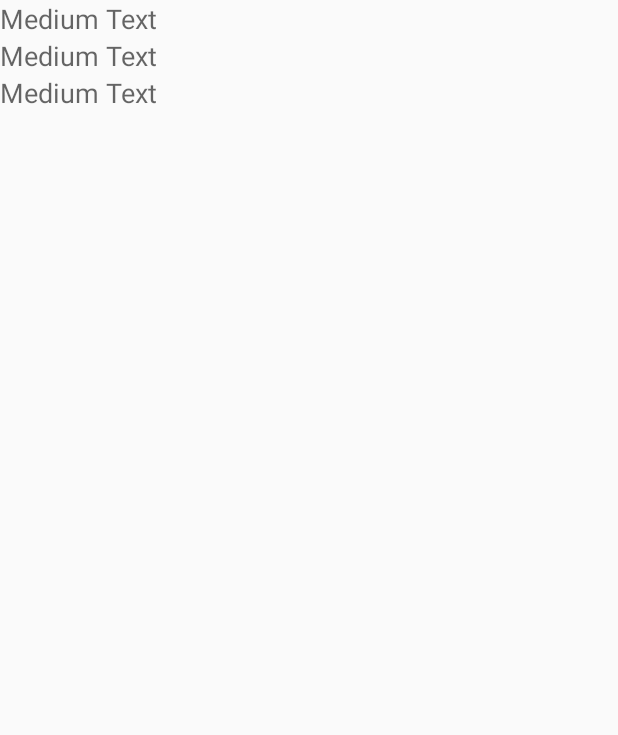
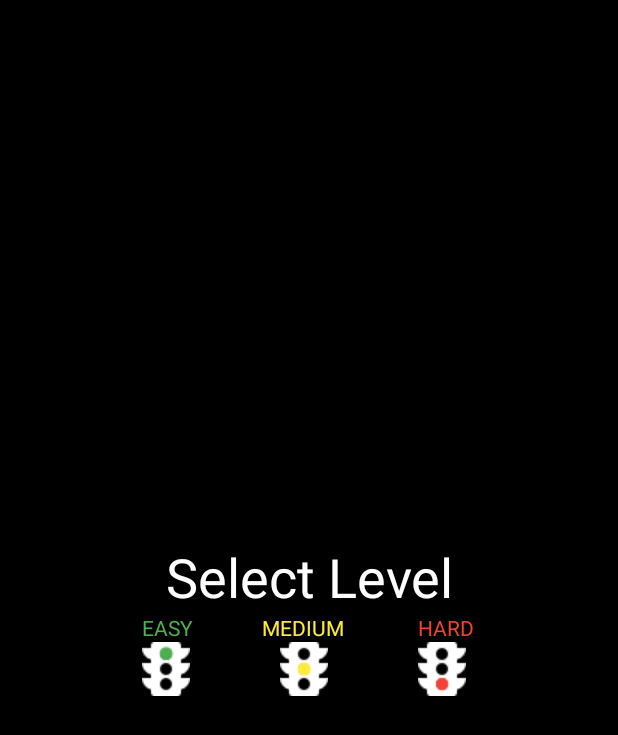
Before and after one commit to elizabethrussell/cardiodino, an Android app: the layout activity_game_mode.xml on its own in the app's theme, with its tools: preview values and no code run, on a phone screen of 412 x 824 dp. Shown: the top 735 px of the screen. Run offline under Robolectric (Android 15) with nearby library versions, the phone set to English and light mode, and no system bars.

Commit message:
many parts of the game flow

```diff
--- a/app/src/main/AndroidManifest.xml
+++ b/app/src/main/AndroidManifest.xml
@@ -38,6 +38,9 @@
         <activity android:name=".AStart"
             android:label="AStart"></activity>
 
+        <activity android:name=".Levels"
+            android:label="Levels"></activity>
+
 
 
         <service
--- a/app/src/main/java/com/datadoghealth/cardiodino/AStart.java
+++ b/app/src/main/java/com/datadoghealth/cardiodino/AStart.java
@@ -59,6 +59,7 @@ public class AStart extends Activity {
     protected void onCreate(Bundle savedInstanceState) {
         super.onCreate(savedInstanceState);
         setContentView(R.layout.activity_start);
+
         UniBus.get().register(this);
 
         // gather display dimensions
--- /dev/null
+++ b/app/src/main/java/com/datadoghealth/cardiodino/Levels.java
@@ -0,0 +1,59 @@
+package com.datadoghealth.cardiodino;
+
+import android.app.Activity;
+import android.content.Context;
+import android.content.Intent;
+import android.graphics.Typeface;
+import android.os.Bundle;
+import android.view.View;
+import android.widget.ImageView;
+import android.widget.TextView;
+
+/**
+ * Created by root on 7/1/15.
+ */
+public class Levels extends Activity {
+    @Override
+    public void onCreate(Bundle savedInstanceState) {
+        super.onCreate(savedInstanceState);
+
+        setContentView(R.layout.activity_game_mode);
+
+        // init textviews with their fonts
+        TextView title = (TextView) findViewById(R.id.levels_text);
+        Typeface font = Typeface.createFromAsset(getAssets(), "SigmarOne.ttf");
+        title.setTypeface(font);
+
+        final Context c = this;
+
+        // set up buttons
+        ImageView imEasy = (ImageView)findViewById(R.id.mode_easy);
+        imEasy.setOnClickListener(new View.OnClickListener() {
+            @Override
+            public void onClick(View v) {
+                Intent intent = new Intent(c, Game.class);
+                startActivity(intent);
+            }
+        });
+
+        ImageView imMedium = (ImageView)findViewById(R.id.mode_medium);
+        imEasy.setOnClickListener(new View.OnClickListener() {
+            @Override
+            public void onClick(View v) {
+                Intent intent = new Intent(c, Game.class);
+                startActivity(intent);
+            }
+        });
+
+        ImageView imHard = (ImageView)findViewById(R.id.mode_hard);
+        imEasy.setOnClickListener(new View.OnClickListener() {
+            @Override
+            public void onClick(View v) {
+                Intent intent = new Intent(c, Game.class);
+                startActivity(intent);
+            }
+        });
+
+
+    }
+}
--- a/app/src/main/java/com/datadoghealth/cardiodino/StartScreen.java
+++ b/app/src/main/java/com/datadoghealth/cardiodino/StartScreen.java
@@ -59,15 +59,13 @@ public class StartScreen extends Activity {
         graph.getViewport().setYAxisBoundsManual(true);
         graph.getViewport().setMinY(-4);
         graph.getViewport().setMaxY(12);
-
-
-
         graph.getGridLabelRenderer().setHorizontalLabelsVisible(false);
         graph.getGridLabelRenderer().setVerticalLabelsVisible(false);
         graph.getGridLabelRenderer().setGridStyle(GridLabelRenderer.GridStyle.NONE);
 
         final LineGraphSeries<DataPoint> series = new LineGraphSeries<DataPoint>();
         series.setColor(getResources().getColor(R.color.red_heartrace));
+        series.setThickness(8);
         graph.addSeries(series);
 
         Runnable timer = new Runnable() {
--- a/app/src/main/java/com/datadoghealth/cardiodino/bluetooth/BluetoothAfterScan.java
+++ b/app/src/main/java/com/datadoghealth/cardiodino/bluetooth/BluetoothAfterScan.java
@@ -3,6 +3,7 @@ package com.datadoghealth.cardiodino.bluetooth;
 import java.util.List;
 
 import com.datadoghealth.cardiodino.AStart;
+import com.datadoghealth.cardiodino.Levels;
 import com.datadoghealth.cardiodino.R;
 import com.datadoghealth.cardiodino.core.UniBus;
 import com.datadoghealth.cardiodino.util.HR;
@@ -228,7 +229,7 @@ public class BluetoothAfterScan extends Activity {
 
     public void exit() {
         if (!movedOn) {
-            final Intent intent = new Intent(this, AStart.class);
+            final Intent intent = new Intent(this, Levels.class);
             startActivity(intent);
             overridePendingTransition(R.anim.right_slide_in, R.anim.left_slide_out);
         }
--- a/app/src/main/res/layout/activity_game_mode.xml
+++ b/app/src/main/res/layout/activity_game_mode.xml
@@ -1,32 +1,99 @@
 <?xml version="1.0" encoding="utf-8"?>
 <RelativeLayout xmlns:android="http://schemas.android.com/apk/res/android"
     android:layout_width="match_parent"
+    android:background="@color/primary_color_heartrace"
     android:layout_height="match_parent">
 
     <LinearLayout
         android:orientation="vertical"
+        android:layout_centerInParent="true"
         android:layout_width="match_parent"
-        android:layout_height="match_parent">
+
+        android:layout_height="wrap_content">
 
         <TextView
+            android:gravity="center_horizontal"
+            android:layout_gravity="center_horizontal"
             android:layout_width="wrap_content"
             android:layout_height="wrap_content"
             android:textAppearance="?android:attr/textAppearanceMedium"
-            android:text="Medium Text"
-            android:id="@+id/textView2" />
+            android:text="Select Level"
+            android:id="@+id/levels_text"
+            android:textColor="@color/white"
+            android:textSize="36sp"/>
 
-        <TextView
+        <LinearLayout
+            android:orientation="horizontal"
+            android:layout_gravity="center_horizontal"
             android:layout_width="wrap_content"
-            android:layout_height="wrap_content"
-            android:textAppearance="?android:attr/textAppearanceMedium"
-            android:text="Medium Text"
-            android:id="@+id/textView3" />
+            android:layout_height="match_parent">
 
-        <TextView
-            android:layout_width="wrap_content"
-            android:layout_height="wrap_content"
-            android:textAppearance="?android:attr/textAppearanceMedium"
-            android:text="Medium Text"
-            android:id="@+id/textView4" />
+            <LinearLayout
+                android:orientation="vertical"
+                android:layout_width="match_parent"
+                android:layout_height="match_parent">
+
+                <TextView
+                    android:layout_width="wrap_content"
+                    android:layout_height="wrap_content"
+                    android:textAppearance="?android:attr/textAppearanceSmall"
+                    android:text="EASY"
+                    android:textColor="@color/green_heartrace"
+                    android:id="@+id/mietonh" />
+
+                <ImageView
+                    android:layout_width="wrap_content"
+                    android:layout_height="wrap_content"
+                    android:layout_marginRight="30dp"
+                    android:src="@drawable/easy"
+                    android:id="@+id/mode_easy" />
+            </LinearLayout>
+
+            <LinearLayout
+                android:orientation="vertical"
+                android:layout_width="match_parent"
+                android:layout_height="match_parent">
+
+                <TextView
+                    android:layout_width="wrap_content"
+                    android:layout_height="wrap_content"
+                    android:textAppearance="?android:attr/textAppearanceSmall"
+                    android:layout_marginLeft="18dp"
+                    android:text="MEDIUM"
+                    android:textColor="@color/yellow_heartrace"
+                    android:id="@+id/entaoihrcdrl" />
+
+                <ImageView
+                    android:layout_width="wrap_content"
+                    android:layout_height="wrap_content"
+                    android:layout_marginLeft="30dp"
+                    android:layout_marginRight="30dp"
+                    android:id="@+id/mode_medium"
+                    android:src="@drawable/medium"/>
+            </LinearLayout>
+
+            <LinearLayout
+                android:orientation="vertical"
+                android:layout_width="match_parent"
+                android:layout_height="match_parent">
+
+                <TextView
+                    android:layout_width="wrap_content"
+                    android:layout_height="wrap_content"
+                    android:layout_marginLeft="30dp"
+                    android:textAppearance="?android:attr/textAppearanceSmall"
+                    android:text="HARD"
+                    android:textColor="@color/red_heartrace"
+                    android:id="@+id/textView3" />
+
+                <ImageView
+                    android:layout_width="wrap_content"
+                    android:layout_height="wrap_content"
+                    android:layout_marginLeft="30dp"
+                    android:id="@+id/mode_hard"
+                    android:src="@drawable/hard"/>
+            </LinearLayout>
+        </LinearLayout>
+
     </LinearLayout>
 </RelativeLayout>
--- a/app/src/main/res/layout/activity_wait_for_connection.xml
+++ b/app/src/main/res/layout/activity_wait_for_connection.xml
@@ -3,7 +3,7 @@
 <RelativeLayout xmlns:android="http://schemas.android.com/apk/res/android"
     android:layout_width="match_parent"
     android:layout_height="match_parent"
-    android:background="@color/primary">
+    android:background="@color/primary_color_heartrace">
 
     <LinearLayout android:layout_height="wrap_content" android:layout_width="match_parent"
         android:orientation="vertical" android:layout_gravity="center_vertical" android:layout_centerInParent="true"
@@ -17,7 +17,7 @@
             android:gravity = "center"
             android:textAppearance="?android:attr/textAppearanceLarge"
 
-            android:textColor="@color/accent1"/>
+            android:textColor="@color/red_heartrace"/>
 
     </LinearLayout>
 
--- a/app/src/main/res/values/colors.xml
+++ b/app/src/main/res/values/colors.xml
@@ -19,6 +19,8 @@
     <color name="primary_color_heartrace">#000000</color>
     <color name="primary_text_heartrace">@color/white</color>
     <color name="red_heartrace">#F44336</color>
+    <color name="green_heartrace">#4CAF50</color>
+    <color name="yellow_heartrace">#FFEB3B</color>
 
 
 </resources>
```
Also changed, not shown: app/src/main/res/drawable/easy.png (added), app/src/main/res/drawable/hard.png (added), app/src/main/res/drawable/medium.png (added).
